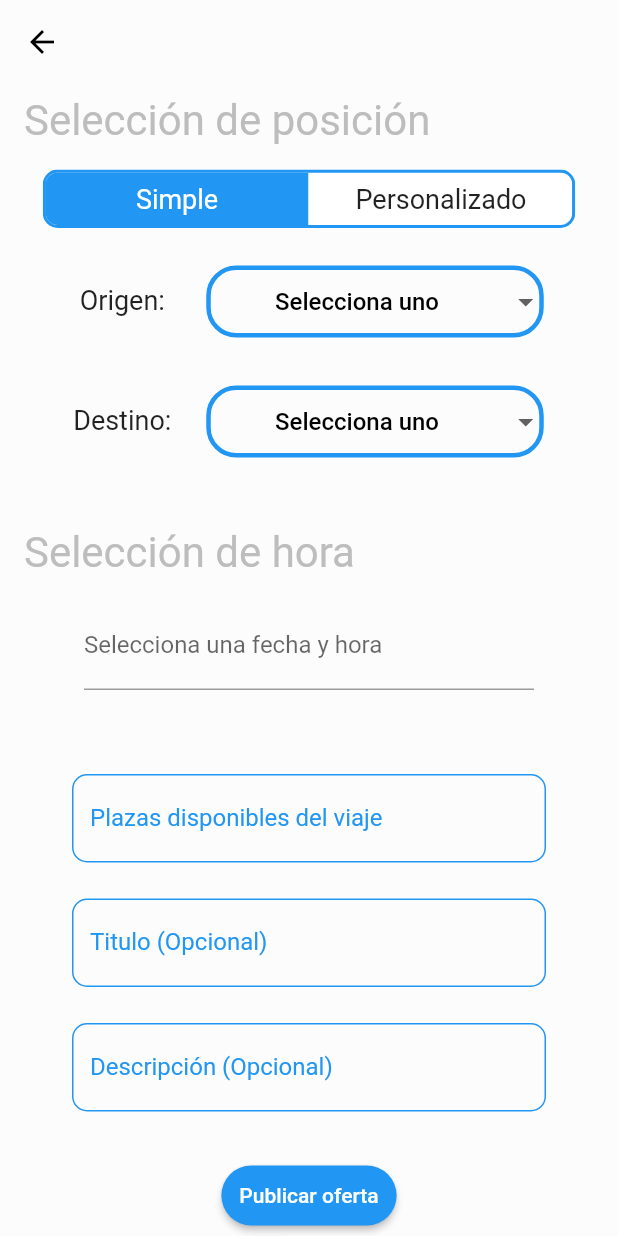
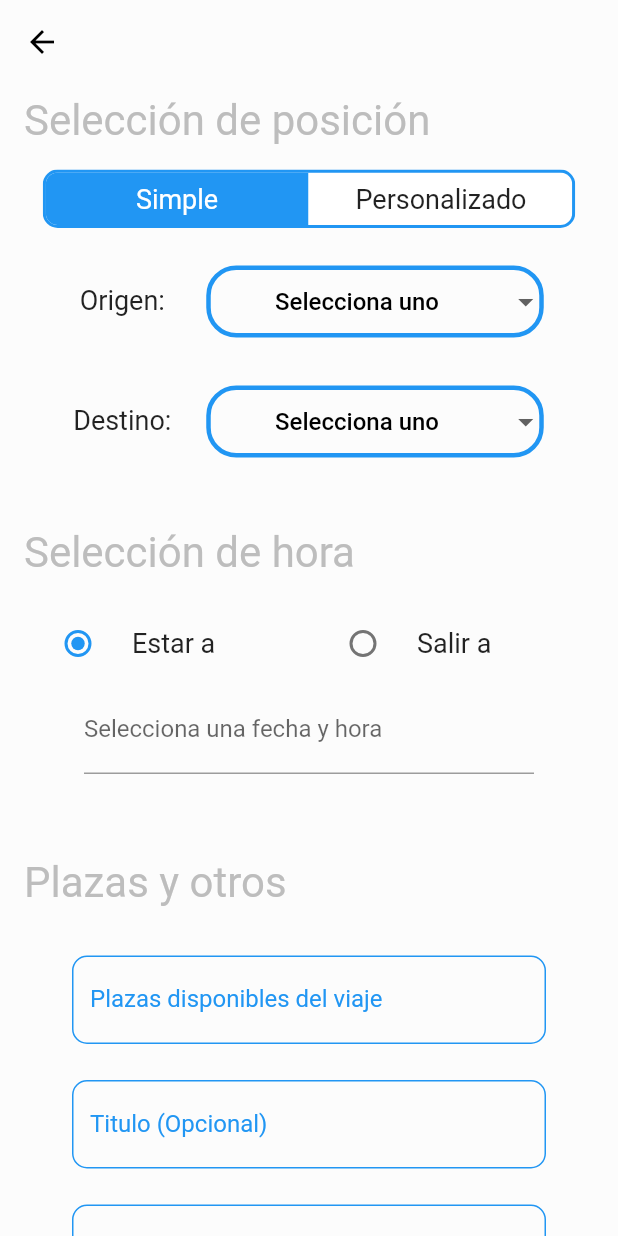
Before and after one commit to BryanVL/unicar, a Flutter app: the CrearOferta screen opened by its route, on a phone screen of 412 x 824 dp. Run offline on Flutter 3.47's test engine with Material 2 defaults, Android fonts, the light colour scheme and no system bars; drawn by our look-alikes of date_time_picker, toggle_switch; our stand-ins replace flutter_map, flutter_riverpod, geocoding, geolocator, latlong2, riverpod_annotation and 2 more; accounts and stored records are empty.

Commit message:
Terminada UI de crear oferta

```diff
--- a/lib/screens/crear_oferta_screen.dart
+++ b/lib/screens/crear_oferta_screen.dart
@@ -37,6 +37,7 @@ class _CrearOfertaState extends ConsumerState<CrearOferta> {
   int? radioDestino;
   int indiceSeleccionado = 0;
   Widget? pos;
+  int groupValue = 0;
 
   final _formKey = GlobalKey<FormState>();
 
@@ -234,17 +235,50 @@ class _CrearOfertaState extends ConsumerState<CrearOferta> {
                 },
               ),
               const SizedBox(height: 24),
-              //TODO poner seleccion personalizada de posicion
               const TextoTitulo(
                 texto: 'Selección de hora',
                 padding: EdgeInsets.only(top: 8, left: 16),
               ),
-
-              Row(
-                mainAxisAlignment: MainAxisAlignment.center,
+              const SizedBox(height: 16),
+              Padding(
+                padding: const EdgeInsets.symmetric(horizontal: 16.0),
+                child: Row(
                   children: [
+                    Expanded(
+                      child: RadioListTile(
+                        title: const Text(
+                          'Estar a',
+                          style: TextStyle(fontSize: 18),
+                        ),
+                        value: 0,
+                        groupValue: groupValue,
+                        onChanged: (value) {
+                          setState(() {
+                            groupValue = 0;
+                          });
+                        },
+                      ),
+                    ),
+                    Expanded(
+                      child: RadioListTile(
+                        title: const Text(
+                          'Salir a',
+                          style: TextStyle(fontSize: 18),
+                        ),
+                        value: 1,
+                        groupValue: groupValue,
+                        onChanged: (value) {
+                          setState(() {
+                            groupValue = 1;
+                          });
+                        },
+                      ),
+                    ),
+                  ],
+                ),
+              ),
               Padding(
-                    padding: const EdgeInsets.only(top: 16.0, bottom: 8),
+                padding: const EdgeInsets.only(top: 0.0, bottom: 8),
                 child: SizedBox(
                   height: 75,
                   width: 300,
@@ -255,14 +289,15 @@ class _CrearOfertaState extends ConsumerState<CrearOferta> {
                     lastDate: DateTime.now().add(const Duration(days: 7)),
                     dateLabelText: 'Selecciona una fecha y hora',
                     validator: (value) {
-                          return horaController.text == ''
-                              ? 'Este campo no puede estar vacio'
-                              : null;
+                      return horaController.text == '' ? 'Este campo no puede estar vacio' : null;
                     },
                   ),
                 ),
               ),
-                ],
+              const SizedBox(height: 24),
+              const TextoTitulo(
+                texto: 'Plazas y otros',
+                padding: EdgeInsets.only(top: 8, left: 16),
               ),
               Padding(
                 padding: const EdgeInsets.only(
@@ -343,6 +378,11 @@ class _CrearOfertaState extends ConsumerState<CrearOferta> {
                             plazasController.text,
                             descripcionController.text,
                             tituloController.text,
+                            coordOrigen,
+                            coordDestino,
+                            radioOrigen,
+                            radioDestino,
+                            groupValue == 0,
                           );
 
                       if (context.mounted) {
```
Lines whose indentation alone changed are shown as unchanged.
